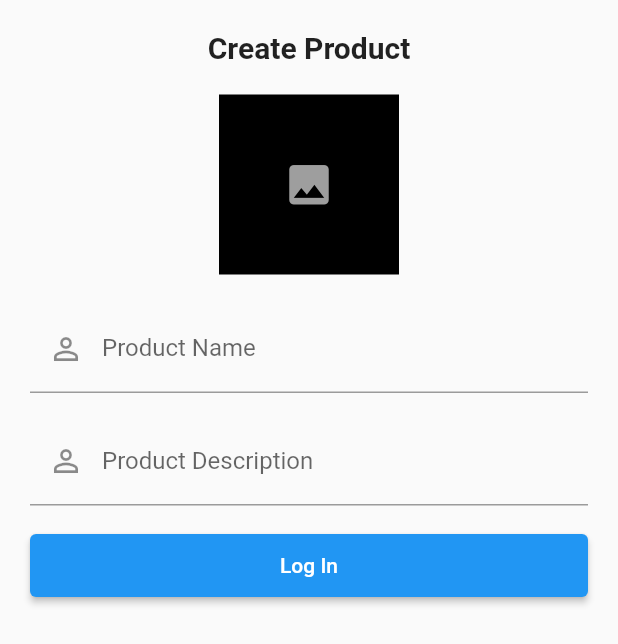
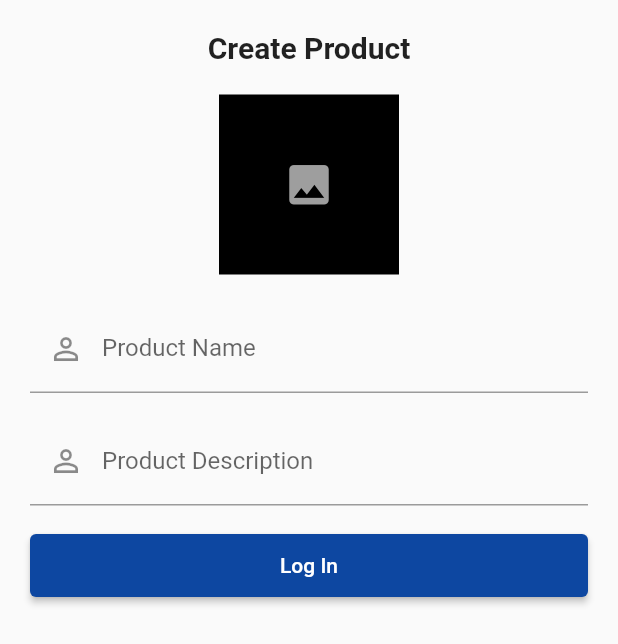
Before and after one commit to fakhrulramadhan/test_abersoft, a Flutter app: the AddProductView screen opened by its route, on a phone screen of 412 x 824 dp. Shown: the top 644 px of the screen. Run offline on Flutter 3.47's test engine with Material 2 defaults, Android fonts, the phone set to English and light mode, and no system bars; our stand-ins replace connectivity_plus, flutter_dotenv, flutter_form_builder, form_field_validator, freezed_annotation, get and 3 more; accounts and stored records are empty; network calls fail.

Commit message:
test abersoft

```diff
--- a/lib/app/modules/add_product/views/add_product_view.dart
+++ b/lib/app/modules/add_product/views/add_product_view.dart
@@ -159,7 +159,8 @@ class AddProductView extends GetView<AddProductController> {
                         controller.onSubmit();
                       },
                       style: ElevatedButton.styleFrom(
-                          minimumSize: const Size.fromHeight(42)),
+                          minimumSize: const Size.fromHeight(42),
+                          backgroundColor: Colors.blue.shade900),
                       child: const Text(
                         'Log In',
                         style: TextStyle(color: Colors.white),
```
